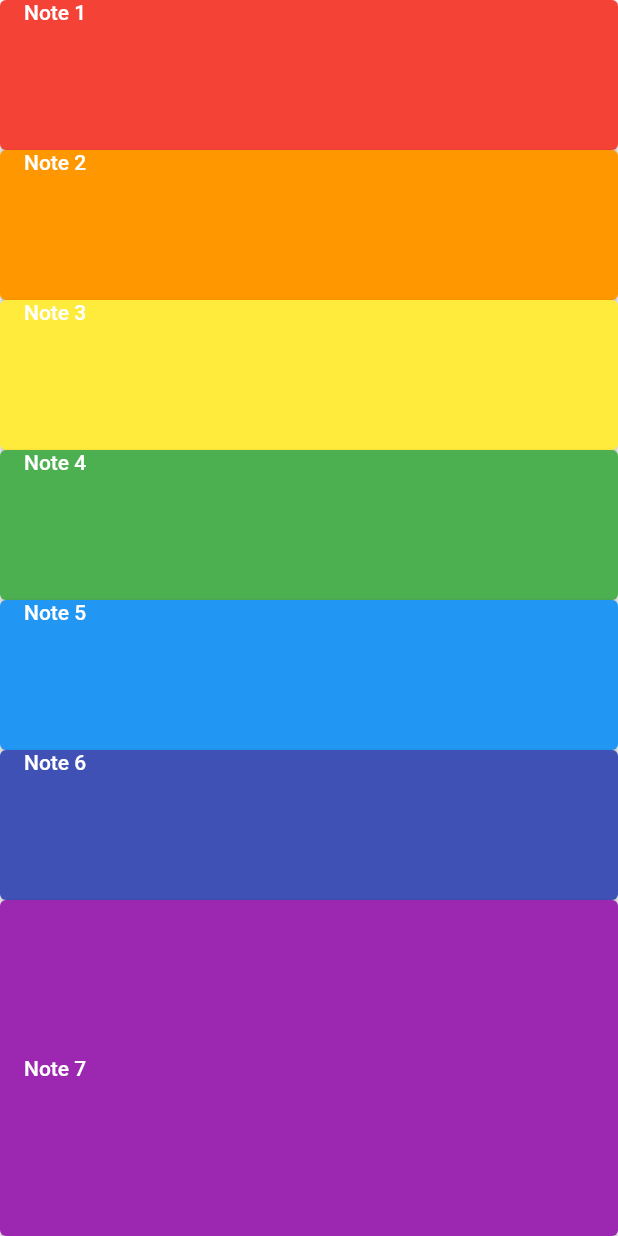
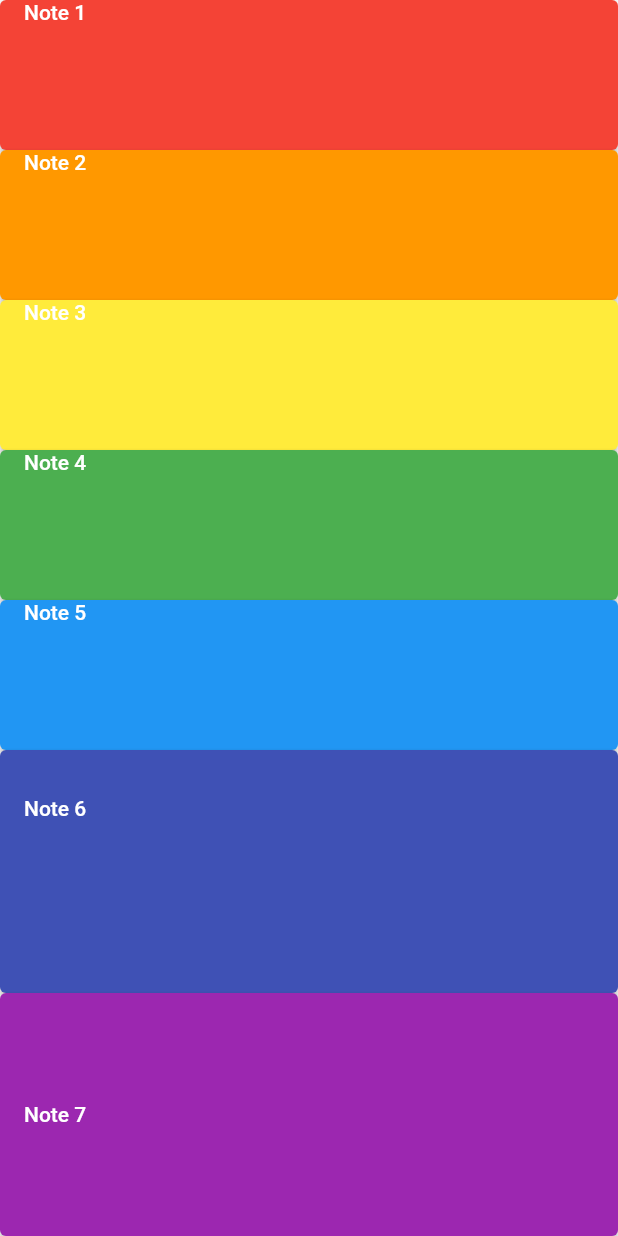
Before and after one commit to thomHayner/flutter_learn_xylophone_app, a Flutter app: the screen it shows after launch, on a phone screen of 412 x 824 dp. Run offline on Flutter 3.47's test engine with Material 2 defaults, Android fonts, the phone set to English and light mode, and no system bars; our stand-ins replace audioplayers.

Commit message:
test Expand widget with 2 buttons

```diff
--- a/lib/main.dart
+++ b/lib/main.dart
@@ -85,7 +85,9 @@ class XylophoneApp extends StatelessWidget {
                     playSound(5);
                   },
                 ),
-                ElevatedButton(
+                Expanded(
+                  flex: 1,
+                  child: ElevatedButton(
                     style: ButtonStyle(
                       backgroundColor: MaterialStateProperty.all<Color>(Colors.indigo),
                     ),
@@ -97,6 +99,7 @@ class XylophoneApp extends StatelessWidget {
                     onPressed: () {
                       playSound(6);
                     },
+                  ),
                 ),
                 Expanded(
                   flex: 1,
```
Lines whose indentation alone changed are shown as unchanged.
